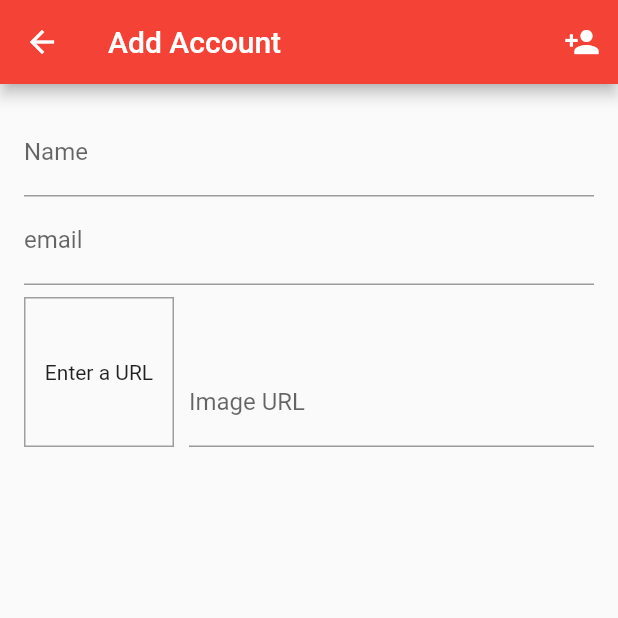
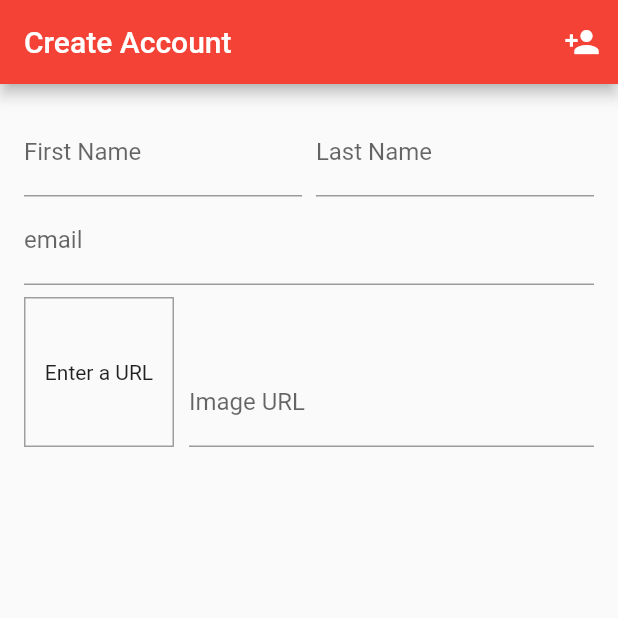
Before and after one commit to bsdonald/practice_app, a Flutter app: the CreateAccountScreen screen opened directly, on a phone screen of 412 x 824 dp, the top half of it. Run offline on Flutter 3.47's test engine with Material 2 defaults, Android fonts, the phone set to English and light mode, and no system bars; our stand-ins replace shared_preferences; accounts and stored records are empty; statements that could not run were skipped.

Commit message:
added create account screen, wired to 'create account' button

```diff
--- a/lib/providers/account.dart
+++ b/lib/providers/account.dart
@@ -2,13 +2,15 @@ import 'package:flutter/foundation.dart';
 
 class Account with ChangeNotifier {
   final String id;
-  final String name;
+  final String firstName;
+  final String lastName;
   final String email;
   final String imageUrl;
 
   Account ({
     @required this.id,
-    @required this.name,
+    @required this.firstName,
+    @required this.lastName,
     @required this.email,
     @required this.imageUrl,
   });
--- a/lib/providers/accounts.dart
+++ b/lib/providers/accounts.dart
@@ -8,12 +8,12 @@ import './account.dart';
 
 class Accounts with ChangeNotifier {
 List<Account> _items = [
-  Account (
-    id: 'a1',
-    name: 'Jacob Mills',
-    email: 'dreadfyre@gmail.com',
-    imageUrl: 'https://i.imgur.com/bzCgEJn.jpg'
-  ),
+  // Account (
+    // id: 'a1',
+    // name: 'Jacob Mills',
+    // email: 'dreadfyre@gmail.com',
+    // imageUrl: 'https://i.imgur.com/bzCgEJn.jpg'
+  // ),
 ];
 List<Account> get items {
     return [..._items];
@@ -24,7 +24,8 @@ List<Account> get items {
       final response = await http.post(
         url,
         body: json.encode({
-          'name': account.name,
+          'firstName': account.firstName,
+          'lastName': account.lastName,
           'email': account.email,
           'imageUrl': account.imageUrl,
         }),
@@ -32,7 +33,8 @@ List<Account> get items {
 
       final newAccount = Account(
         id: json.decode(response.body)['name'],
-        name: account.name,
+        firstName: account.firstName,
+        lastName: account.lastName,
         email: account.email,
         imageUrl: account.imageUrl,
       );
--- a/lib/providers/auth.dart
+++ b/lib/providers/auth.dart
@@ -13,9 +13,13 @@ class Auth with ChangeNotifier {
   String _userId;
   Timer _authTimer;
 
+  bool newAccount = false;
+
   bool get isAuth {
     return token != null;
   }
+
+
 
   String get token {
     if (_expiryDate != null &&
@@ -75,6 +79,7 @@ class Auth with ChangeNotifier {
   }
 
   Future<void> signup(String email, String password) async {
+    newAccount = true;
     return _authenticate(email, password, 'signUp');
   }
 
--- a/lib/screens/create_account_screen.dart
+++ b/lib/screens/create_account_screen.dart
@@ -3,9 +3,10 @@ import 'package:provider/provider.dart';
 
 import '../providers/account.dart';
 import '../providers/accounts.dart';
+import '../providers/auth.dart';
 
 class CreateAccountScreen extends StatefulWidget {
-  static const routeName = '/add-profile';
+  static const routeName = '/add_account';
 
   @override
   _CreateAccountScreenState createState() => _CreateAccountScreenState();
@@ -14,7 +15,8 @@ class CreateAccountScreen extends StatefulWidget {
 class _CreateAccountScreenState extends State<CreateAccountScreen> {
   var _editedAccount = Account(
     id: '',
-    name: '',
+    firstName: '',
+    lastName: '',
     email: '',
     imageUrl: '',
   );
@@ -22,12 +24,14 @@ class _CreateAccountScreenState extends State<CreateAccountScreen> {
   final _form = GlobalKey<FormState>();
 
   var _initValues = {
-    'name': '',
+    'firstName': '',
+    'lastName': '',
     'email': '',
     'imageUrl': '',
   };
 
-  final _nameFocusNode = FocusNode();
+  final _firstNameFocusNode = FocusNode();
+  final _lastNameFocusNode = FocusNode();
   final _emailFocusNode = FocusNode();
   final _imageUrlController = TextEditingController();
   final _imageUrlFocusNode = FocusNode();
@@ -35,7 +39,8 @@ class _CreateAccountScreenState extends State<CreateAccountScreen> {
   @override
   void dispose() {
     _imageUrlFocusNode.removeListener(_updateImageUrl);
-    _nameFocusNode.dispose();
+    _firstNameFocusNode.dispose();
+    _lastNameFocusNode.dispose();
     _emailFocusNode.dispose();
     _imageUrlController.dispose();
     _imageUrlFocusNode.dispose();
@@ -65,14 +70,15 @@ class _CreateAccountScreenState extends State<CreateAccountScreen> {
     }
     _form.currentState.save();
     Provider.of<Accounts>(context, listen: false).addAccount(_editedAccount);
-    Navigator.of(context).pop();
+    Navigator.of(context).pushReplacementNamed('/character_list_screen');
   }
 
   @override
   Widget build(BuildContext context) {
+    final deviceSize = MediaQuery.of(context).size;
     return Scaffold(
       appBar: AppBar(
-        title: Text('Add Account'),
+        title: Text('Create Account'),
         actions: <Widget>[
           IconButton(
             icon: Icon(Icons.person_add),
@@ -86,27 +92,62 @@ class _CreateAccountScreenState extends State<CreateAccountScreen> {
           key: _form,
           child: ListView(
             children: <Widget>[
-              TextFormField(
-                initialValue: _initValues['name'],
-                decoration: InputDecoration(labelText: 'Name'),
+              Row(
+                mainAxisAlignment: MainAxisAlignment.spaceBetween,
+                children: <Widget>[
+                  SizedBox(
+                    width: deviceSize.width * 0.45,
+                    child: TextFormField(
+                      initialValue: _initValues['firstName'],
+                      decoration: InputDecoration(labelText: 'First Name'),
+                      textInputAction: TextInputAction.next,
+                      onFieldSubmitted: (_) {
+                        FocusScope.of(context).requestFocus(_lastNameFocusNode);
+                      },
+                      validator: (value) {
+                        if (value.isEmpty) {
+                          return 'Please enter your first name.';
+                        }
+                        return null;
+                      },
+                      onSaved: (value) {
+                        _editedAccount = Account(
+                          id: _editedAccount.id,
+                          firstName: value,
+                          lastName: _editedAccount.lastName,
+                          email: _editedAccount.email,
+                          imageUrl: _editedAccount.imageUrl,
+                        );
+                      },
+                    ),
+                  ),
+                  SizedBox(
+                    width: deviceSize.width * 0.45,
+                    child: TextFormField(
+                      initialValue: _initValues['lastName'],
+                      decoration: InputDecoration(labelText: 'Last Name'),
                       textInputAction: TextInputAction.next,
                       onFieldSubmitted: (_) {
                         FocusScope.of(context).requestFocus(_emailFocusNode);
                       },
                       validator: (value) {
                         if (value.isEmpty) {
-                    return 'Please enter your full name.';
+                          return 'Please enter your last name.';
                         }
                         return null;
                       },
                       onSaved: (value) {
                         _editedAccount = Account(
                           id: _editedAccount.id,
-                    name: value,
+                          firstName: _editedAccount.firstName,
+                          lastName: value,
                           email: _editedAccount.email,
                           imageUrl: _editedAccount.imageUrl,
                         );
                       },
+                    ),
+                  ),
+                ],
               ),
               TextFormField(
                 initialValue: _initValues['email'],
@@ -125,7 +166,8 @@ class _CreateAccountScreenState extends State<CreateAccountScreen> {
                 onSaved: (value) {
                   _editedAccount = Account(
                     id: _editedAccount.id,
-                    name: _editedAccount.name,
+                    firstName: _editedAccount.firstName,
+                    lastName: _editedAccount.lastName,
                     email: value,
                     imageUrl: _editedAccount.imageUrl,
                   );
@@ -185,7 +227,8 @@ class _CreateAccountScreenState extends State<CreateAccountScreen> {
                       onSaved: (value) {
                         _editedAccount = Account(
                           id: _editedAccount.id,
-                          name: _editedAccount.name,
+                          firstName: _editedAccount.firstName,
+                          lastName: _editedAccount.lastName,
                           email: _editedAccount.email,
                           imageUrl: value,
                         );
--- a/lib/widgets/app_drawer.dart
+++ b/lib/widgets/app_drawer.dart
@@ -20,7 +20,7 @@ class AppDrawer extends StatelessWidget {
             leading: Icon(Icons.home),
             onTap: () {
               Navigator.pop(context);
-              Navigator.of(context).pushReplacementNamed('/');
+              Navigator.of(context).pushReplacementNamed('/home_screen');
             },
           ),
           Divider(),
@@ -28,8 +28,7 @@ class AppDrawer extends StatelessWidget {
             title: Text('Profile'),
             leading: Icon(Icons.account_circle),
             onTap: () {
-              // Navigator.pop(context);
-              // Navigator.of(context).pushReplacementNamed('/profile-screen');
+              Navigator.of(context).pushReplacementNamed('/profile_screen');
             },
           ),
           Divider(),
```
Also changed, not shown: lib/main.dart (+14 -9 lines), lib/screens/character_list_screen.dart (renamed from lib/screens/home_screen.dart, +5 -3 lines), lib/screens/profile_screen.dart (+51 -46 lines). Lines whose indentation alone changed are shown as unchanged.
